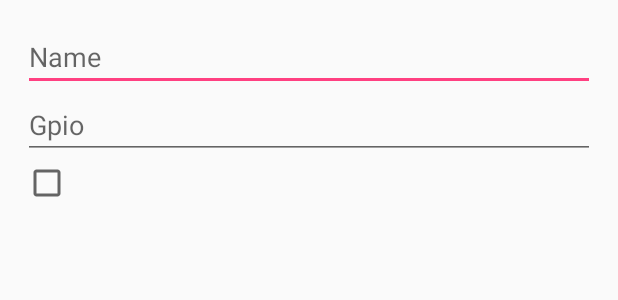
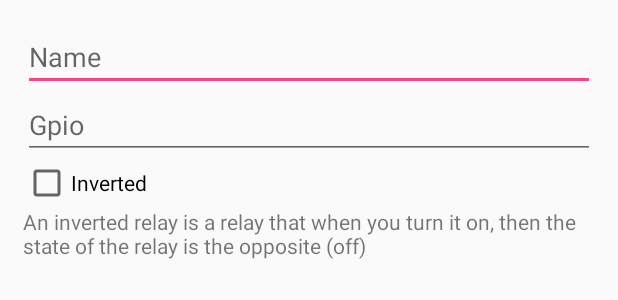
Before and after one commit to gabrielmdc/gcr-cli-android, an Android app: the layout dialog_relay.xml on its own in the app's theme, with its tools: preview values and no code run, on a phone screen of 412 x 824 dp. Shown: the top 300 px of the screen. Run offline under Robolectric (Android 15) with nearby library versions, the phone set to English and light mode, and no system bars.

Commit message:
Fix: add a label for the inverted check box
Closes #16

```diff
--- a/app/src/main/res/layout/dialog_relay.xml
+++ b/app/src/main/res/layout/dialog_relay.xml
@@ -31,7 +31,14 @@
             android:layout_width="match_parent"
             android:layout_height="wrap_content"
             android:ems="10"
-            android:tag="Inverted"/>
+            android:tag="Inverted"
+            android:text="Inverted"/>
+
+        <TextView
+            android:id="@+id/textView"
+            android:layout_width="match_parent"
+            android:layout_height="wrap_content"
+            android:text="An inverted relay is a relay that when you turn it on, then the state of the relay is the opposite (off)" />
 
     </LinearLayout>
 </android.support.constraint.ConstraintLayout>
```
